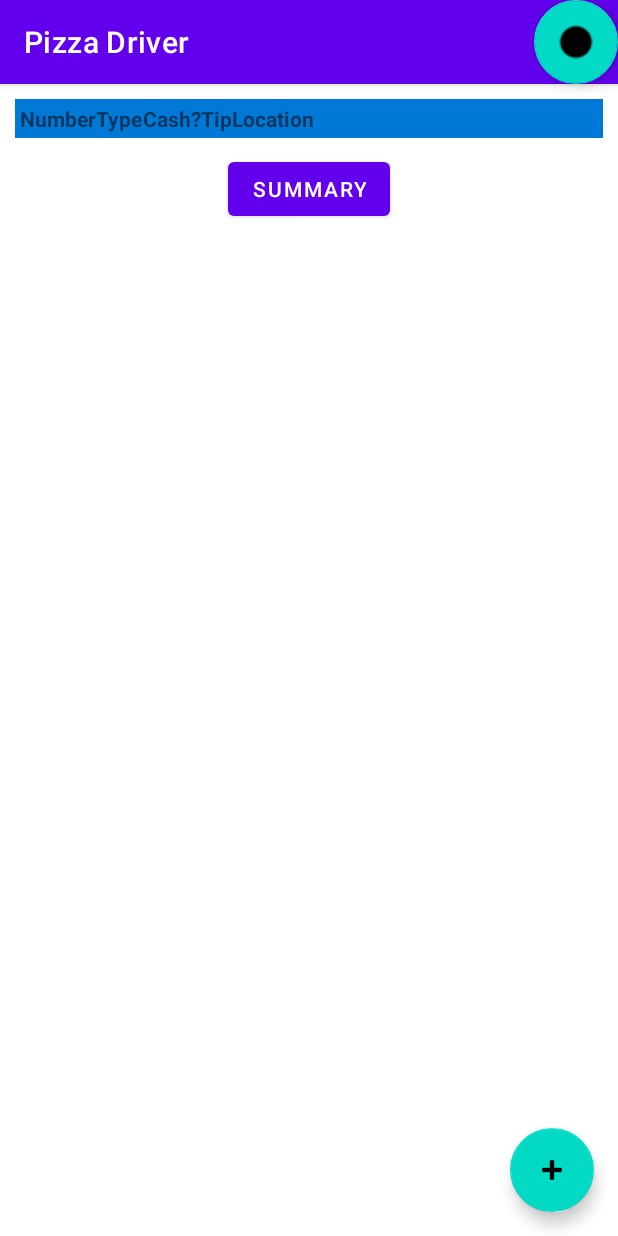
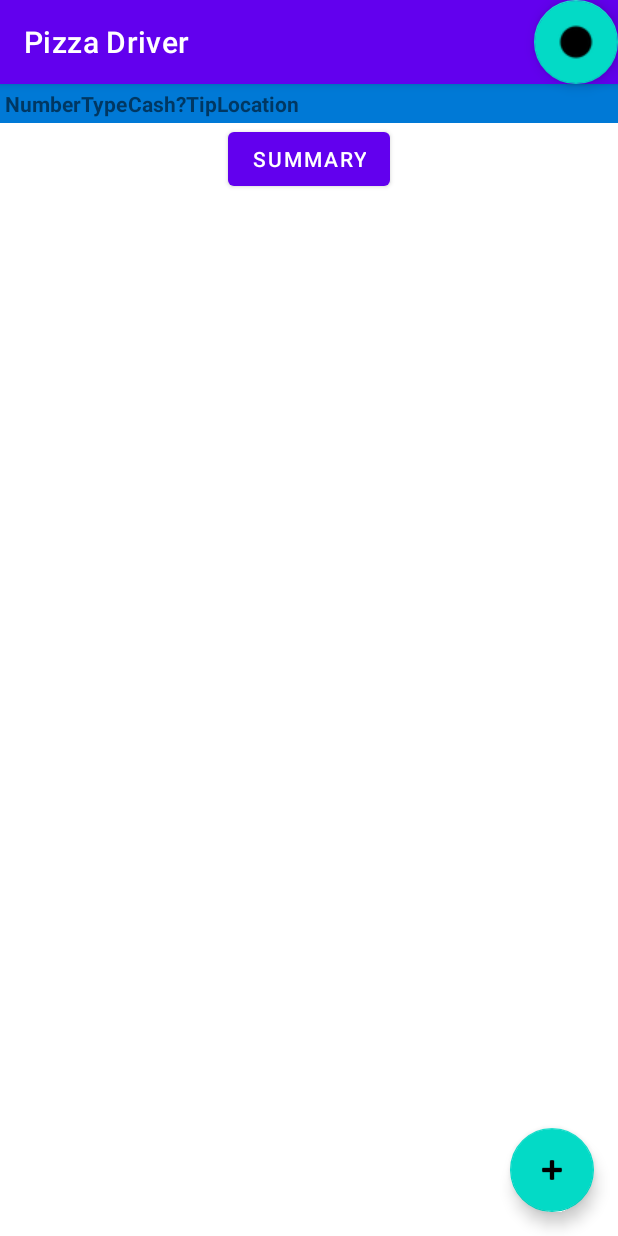
Before and after one commit to reyesruiz/PizzaDriver, an Android app: the SummaryFragment screen opened through its navigation route, after a tap on "Tracy:", on a phone screen of 412 x 824 dp. Run offline under Robolectric (Android 15) with nearby library versions, the phone set to English and light mode, and no system bars; 1 other tap on this screen came first.

Commit message:
More clean up and performance improvements. TODO Limit to two decimal points. A way to keep track of different shifts. Figure out when updating to clear all other information that is not needed, like cash received. When entering dollar amount, automatically position the two decimal numbers.

```diff
--- a/app/build.gradle
+++ b/app/build.gradle
@@ -29,8 +29,8 @@ dependencies {
     implementation 'androidx.appcompat:appcompat:1.1.0'
     implementation 'androidx.constraintlayout:constraintlayout:1.1.3'
     implementation 'com.google.android.material:material:1.0.0'
-    implementation 'androidx.navigation:navigation-fragment:2.0.0'
-    implementation 'androidx.navigation:navigation-ui:2.0.0'
+    implementation 'androidx.navigation:navigation-fragment:2.2.2'
+    implementation 'androidx.navigation:navigation-ui:2.2.2'
     implementation 'androidx.legacy:legacy-support-v4:1.0.0'
     testImplementation 'junit:junit:4.12'
     androidTestImplementation 'androidx.test.ext:junit:1.1.1'
--- a/app/src/main/java/com/digitalruiz/pizzadriver/OrderListFragment.java
+++ b/app/src/main/java/com/digitalruiz/pizzadriver/OrderListFragment.java
@@ -119,7 +119,7 @@ public class OrderListFragment extends Fragment {
             Log.v("Test", "Cash " + Cash);
             TableRow Row = new TableRow(getContext());
             Row.setLayoutParams(new TableRow.LayoutParams(TableRow.LayoutParams.MATCH_PARENT, TableRow.LayoutParams.MATCH_PARENT));
-            Row.setPadding(5, 5, 5, 5);
+            Row.setPadding(0, 0, 0, 0);
             if (counter % 2 == 0){
                 Row.setBackgroundColor(Color.parseColor("#0079d6"));
             }
--- a/app/src/main/java/com/digitalruiz/pizzadriver/SQLiteDBHelper.java
+++ b/app/src/main/java/com/digitalruiz/pizzadriver/SQLiteDBHelper.java
@@ -131,6 +131,7 @@ public class SQLiteDBHelper extends SQLiteOpenHelper {
             array_list.add(Integer.parseInt(res.getString(res.getColumnIndex(ORDER_NUMBER))));
             res.moveToNext();
         }
+        res.close();
         return array_list;
     }
 
@@ -145,6 +146,7 @@ public class SQLiteDBHelper extends SQLiteOpenHelper {
             array_list.add(Integer.parseInt(res.getString(res.getColumnIndex(ORDER_NUMBER))));
             res.moveToNext();
         }
+        res.close();
         return array_list;
     }
 
@@ -159,6 +161,7 @@ public class SQLiteDBHelper extends SQLiteOpenHelper {
             array_list.add(Integer.parseInt(res.getString(res.getColumnIndex(ORDER_NUMBER))));
             res.moveToNext();
         }
+        res.close();
         return array_list;
     }
 
@@ -173,6 +176,7 @@ public class SQLiteDBHelper extends SQLiteOpenHelper {
             array_list.add(Integer.parseInt(res.getString(res.getColumnIndex(ORDER_NUMBER))));
             res.moveToNext();
         }
+        res.close();
         return array_list;
     }
 
@@ -187,6 +191,7 @@ public class SQLiteDBHelper extends SQLiteOpenHelper {
             array_list.add(Integer.parseInt(res.getString(res.getColumnIndex(ORDER_NUMBER))));
             res.moveToNext();
         }
+        res.close();
         return array_list;
     }
 
@@ -205,6 +210,7 @@ public class SQLiteDBHelper extends SQLiteOpenHelper {
             counter = counter + 1;
             res.moveToNext();
         }
+        res.close();
         return counter;
     }
 
@@ -227,6 +233,7 @@ public class SQLiteDBHelper extends SQLiteOpenHelper {
             array_list.add(Integer.parseInt(res.getString(res.getColumnIndex(ORDER_NUMBER))));
             res.moveToNext();
         }
+        res.close();
         return array_list;
     }
 
@@ -243,6 +250,7 @@ public class SQLiteDBHelper extends SQLiteOpenHelper {
             array_list.add(Integer.parseInt(res.getString(res.getColumnIndex(ORDER_NUMBER))));
             res.moveToNext();
         }
+        res.close();
         return array_list;
     }
 
--- a/app/src/main/res/layout/content_order_list.xml
+++ b/app/src/main/res/layout/content_order_list.xml
@@ -5,7 +5,7 @@
     android:layout_height="match_parent"
     app:layout_behavior="@string/appbar_scrolling_view_behavior">
 
-    <fragment
+    <androidx.fragment.app.FragmentContainerView
         android:id="@+id/nav_host_fragment"
         android:name="androidx.navigation.fragment.NavHostFragment"
         android:layout_width="0dp"
--- a/app/src/main/res/layout/fragment_order_list.xml
+++ b/app/src/main/res/layout/fragment_order_list.xml
@@ -23,17 +23,7 @@
                 android:id="@+id/wrapperTableLayout"
                 android:layout_width="match_parent"
                 android:layout_height="wrap_content"
-                android:clipToPadding="false"
-                android:dividerPadding="10dp"
-                android:padding="10dp"
-                android:paddingHorizontal="10dp"
-                android:paddingVertical="10dp"
-                android:paddingStart="10dp"
-                android:paddingLeft="10dp"
-                android:paddingTop="10dp"
-                android:paddingEnd="10dp"
-                android:paddingRight="10dp"
-                android:paddingBottom="10dp" />
+                android:clipToPadding="false" />
 
             <Button
                 android:id="@+id/buttonSumary"
--- a/build.gradle
+++ b/build.gradle
@@ -8,7 +8,7 @@ buildscript {
 
     }
     dependencies {
-        classpath 'com.android.tools.build:gradle:3.6.3'
+        classpath 'com.android.tools.build:gradle:4.0.0'
 
 
         // NOTE: Do not place your application dependencies here; they belong
```
Also changed, not shown: gradle/wrapper/gradle-wrapper.properties.
